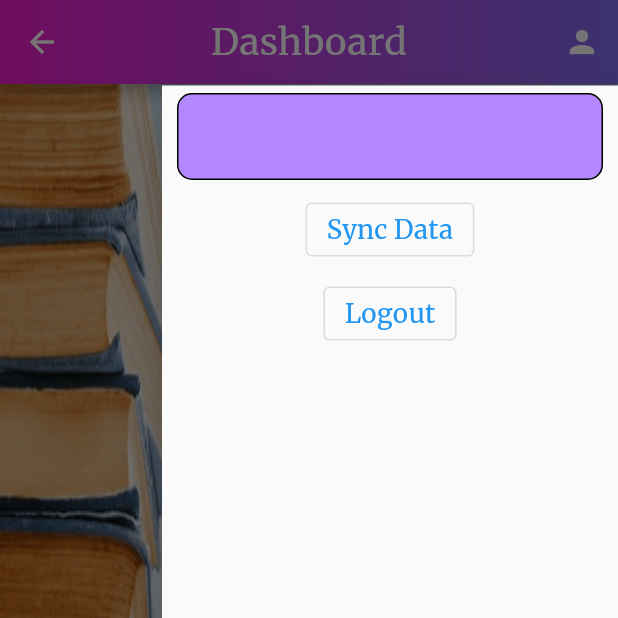
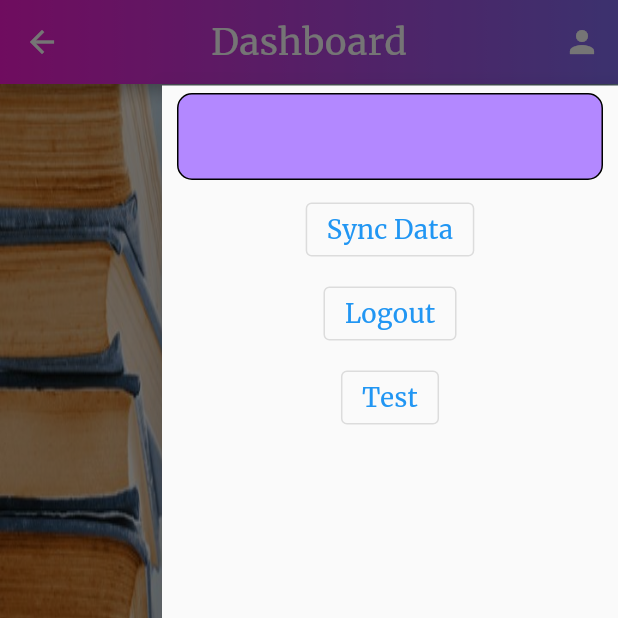
Before and after one commit to Sadja18/school, a Flutter app: the Dashboard screen opened by its route, after a tap on the "person" icon, after a tap on "Sync Data", on a phone screen of 412 x 824 dp, the top half of it. Run offline on Flutter 3.47's test engine with Material 2 defaults, Android fonts, the phone set to English and light mode, and no system bars; our stand-ins replace sqflite; missing offline and left inert: table_sticky_headers, workmanager; accounts and stored records are empty; project files that could hold a hidden picture were left out.

Commit message:
version: 1.1.0.4

```diff
--- a/lib/screens/dashboard.dart
+++ b/lib/screens/dashboard.dart
@@ -1,7 +1,7 @@
 // ignore_for_file: unused_import, duplicate_ignore
 
 import 'package:flutter/material.dart';
-import 'package:school/services/helper_db.dart';
+import '../services/helper_db.dart';
 // import 'package:school/screens/dummy.dart';
 import 'package:workmanager/workmanager.dart';
 
@@ -124,6 +124,17 @@ class _DashboardState extends State<Dashboard> {
                   ),
                 ),
               ),
+
+              ListTile(
+                title: Center(
+                  child: OutlinedButton(
+                    onPressed: () {
+                      DBProvider.db.fetchQuery();
+                    },
+                    child: const Text('Test'),
+                  ),
+                ),
+              ),
             ],
           ),
         ),
--- a/lib/services/request_handler.dart
+++ b/lib/services/request_handler.dart
@@ -166,18 +166,6 @@ void fetchPersistent() async {
         if (kDebugMode) {
           print('persistent fetched');
           // assessments can be empty
-
-          // print(year);
-          // print(classes);
-          // print(teacher);
-          print(school);
-          // print(students);
-          // print(languages);
-          // print(readingLevels);
-          // print(numericLevels);
-          // print(qPaper);
-          // print(grading);
-          // print(assessments['assessments']);
         }
 
         await DBProvider.db.saveFetchedData(
--- a/lib/services/sync_services.dart
+++ b/lib/services/sync_services.dart
@@ -104,8 +104,8 @@ void wrapper() {
   }
   fetchPersistent();
 
-  // syncAttendance();
-  // syncBasic();
-  // syncNumeric();
-  // syncPace();
+  syncAttendance();
+  syncBasic();
+  syncNumeric();
+  syncPace();
 }
```
Also changed, not shown: lib/services/database_handler.dart (+20 -3 lines), lib/widgets/attendance_edit_widget.dart (+5 -3 lines), lib/widgets/sticky_attendance_widget.dart (+1 -11 lines), lib/widgets/sticky_numeric_ability_widget.dart (+32 -18 lines).
